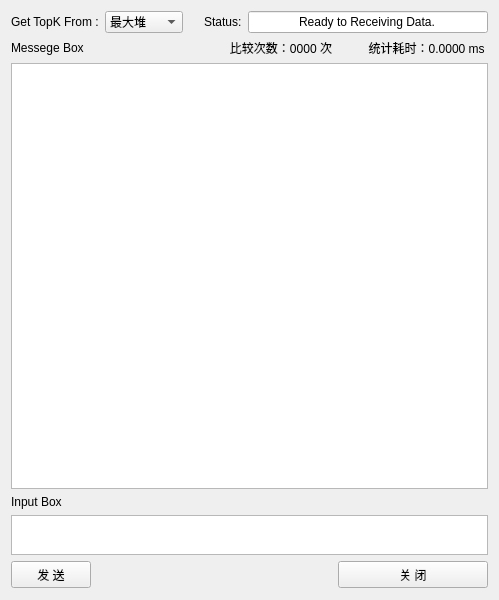
Qt form server.ui (zzaiyan/TopK) before a commit.
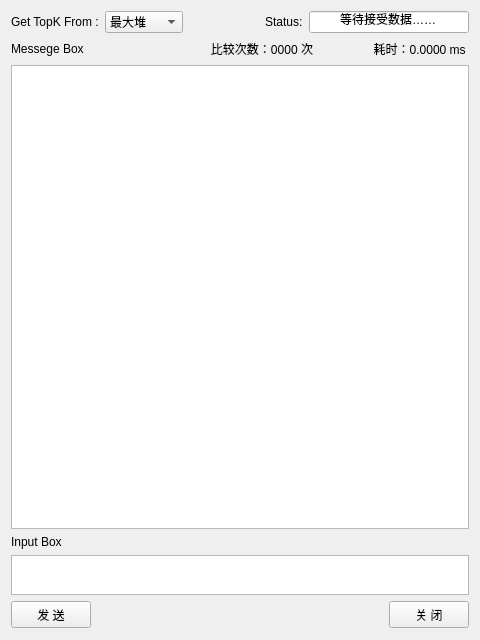
The same form after that commit.

Diff of the .ui file:
```diff
--- a/server.ui
+++ b/server.ui
@@ -6,15 +6,15 @@
    <rect>
     <x>0</x>
     <y>0</y>
-    <width>499</width>
-    <height>600</height>
+    <width>480</width>
+    <height>640</height>
    </rect>
   </property>
   <property name="windowTitle">
    <string>Server</string>
   </property>
-  <layout class="QGridLayout" name="gridLayout">
-   <item row="0" column="0" colspan="3">
+  <layout class="QVBoxLayout" name="verticalLayout">
+   <item>
     <layout class="QHBoxLayout" name="horizontalLayout">
      <item>
       <widget class="QLabel" name="label_4">
@@ -71,12 +71,12 @@
       <widget class="QLineEdit" name="lineEdit">
        <property name="minimumSize">
         <size>
-         <width>240</width>
+         <width>160</width>
          <height>0</height>
         </size>
        </property>
        <property name="text">
-        <string>Ready to Receiving Data.</string>
+        <string>等待接受数据……</string>
        </property>
        <property name="alignment">
         <set>Qt::AlignCenter</set>
@@ -88,21 +88,74 @@
      </item>
     </layout>
    </item>
-   <item row="1" column="0">
+   <item>
+    <layout class="QHBoxLayout" name="horizontalLayout_2">
+     <item>
     <widget class="QLabel" name="label_2">
      <property name="text">
       <string>Messege Box</string>
      </property>
     </widget>
    </item>
-   <item row="3" column="0">
+     <item>
+      <spacer name="horizontalSpacer_3">
+       <property name="orientation">
+        <enum>Qt::Horizontal</enum>
+       </property>
+       <property name="sizeHint" stdset="0">
+        <size>
+         <width>40</width>
+         <height>20</height>
+        </size>
+       </property>
+      </spacer>
+     </item>
+     <item>
+      <widget class="QLabel" name="cntLabel">
+       <property name="text">
+        <string>比较次数：0000 次</string>
+       </property>
+       <property name="alignment">
+        <set>Qt::AlignRight|Qt::AlignTrailing|Qt::AlignVCenter</set>
+       </property>
+      </widget>
+     </item>
+     <item>
+      <widget class="QLabel" name="timeLabel">
+       <property name="minimumSize">
+        <size>
+         <width>150</width>
+         <height>0</height>
+        </size>
+       </property>
+       <property name="text">
+        <string>耗时：0.0000 ms </string>
+       </property>
+       <property name="alignment">
+        <set>Qt::AlignRight|Qt::AlignTrailing|Qt::AlignVCenter</set>
+       </property>
+      </widget>
+     </item>
+    </layout>
+   </item>
+   <item>
+    <widget class="QTextEdit" name="textEdit_read">
+     <property name="readOnly">
+      <bool>true</bool>
+     </property>
+     <property name="acceptRichText">
+      <bool>false</bool>
+     </property>
+    </widget>
+   </item>
+   <item>
     <widget class="QLabel" name="label_3">
      <property name="text">
       <string>Input Box</string>
      </property>
     </widget>
    </item>
-   <item row="4" column="0" colspan="3">
+   <item>
     <widget class="QTextEdit" name="textEdit_write">
      <property name="maximumSize">
       <size>
@@ -112,7 +165,9 @@
      </property>
     </widget>
    </item>
-   <item row="5" column="0">
+   <item>
+    <layout class="QHBoxLayout" name="horizontalLayout_3">
+     <item>
     <widget class="QPushButton" name="pushButton_send">
      <property name="minimumSize">
       <size>
@@ -125,7 +180,7 @@
      </property>
     </widget>
    </item>
-   <item row="5" column="1">
+     <item>
     <spacer name="horizontalSpacer">
      <property name="orientation">
       <enum>Qt::Horizontal</enum>
@@ -138,7 +193,7 @@
      </property>
     </spacer>
    </item>
-   <item row="5" column="2">
+     <item>
     <widget class="QPushButton" name="pushButton_close">
      <property name="minimumSize">
       <size>
@@ -151,41 +206,7 @@
      </property>
     </widget>
    </item>
-   <item row="2" column="0" colspan="3">
-    <widget class="QTextEdit" name="textEdit_read">
-     <property name="readOnly">
-      <bool>true</bool>
-     </property>
-     <property name="acceptRichText">
-      <bool>false</bool>
-     </property>
-    </widget>
-   </item>
-   <item row="1" column="2">
-    <widget class="QLabel" name="timeLabel">
-     <property name="minimumSize">
-      <size>
-       <width>150</width>
-       <height>0</height>
-      </size>
-     </property>
-     <property name="text">
-      <string>统计耗时：0.0000 ms </string>
-     </property>
-     <property name="alignment">
-      <set>Qt::AlignRight|Qt::AlignTrailing|Qt::AlignVCenter</set>
-     </property>
-    </widget>
-   </item>
-   <item row="1" column="1">
-    <widget class="QLabel" name="cntLabel">
-     <property name="text">
-      <string>比较次数：0000 次</string>
-     </property>
-     <property name="alignment">
-      <set>Qt::AlignRight|Qt::AlignTrailing|Qt::AlignVCenter</set>
-     </property>
-    </widget>
+    </layout>
    </item>
   </layout>
  </widget>
```
Lines whose indentation alone changed are shown as unchanged.
